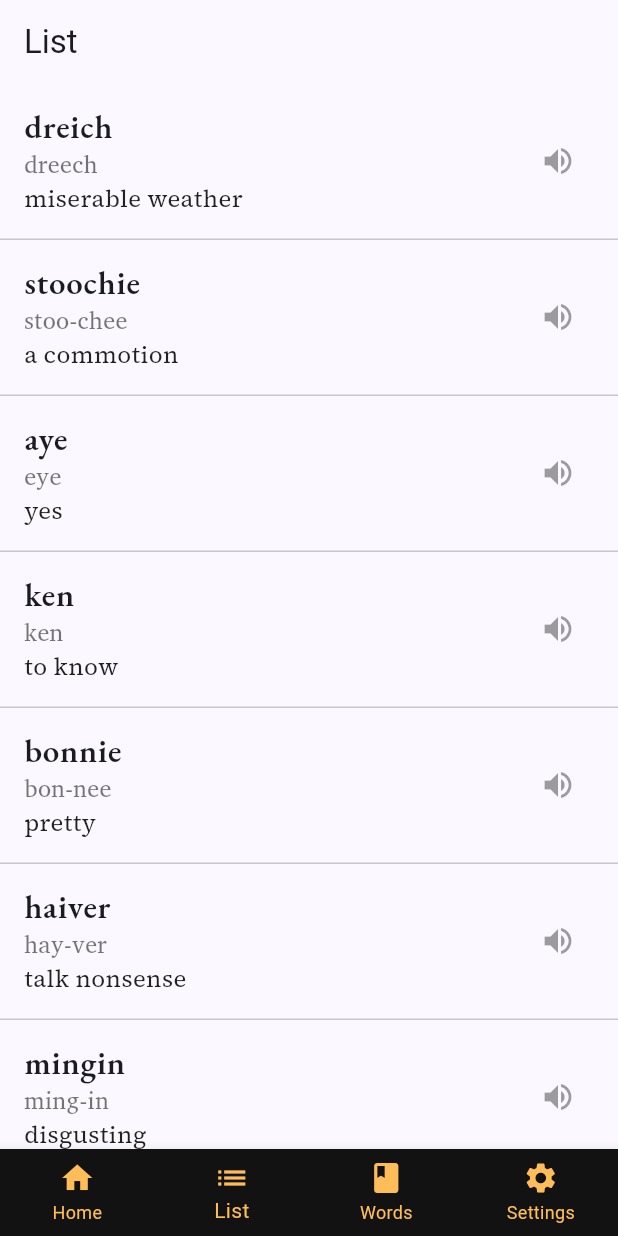
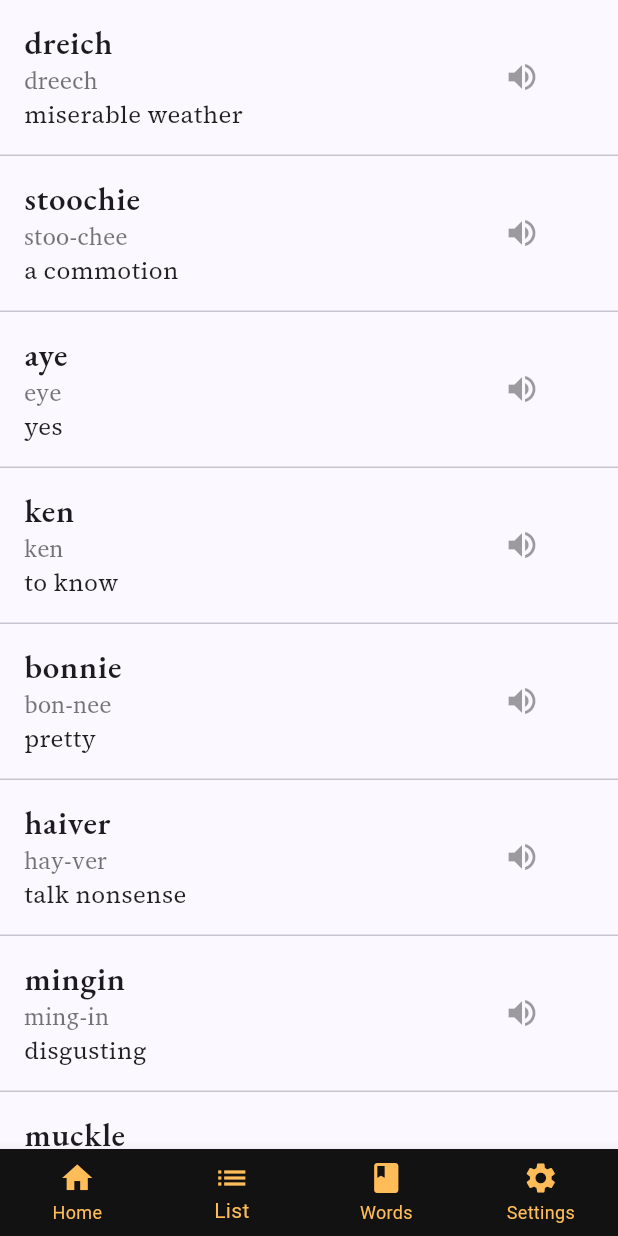
Before and after one commit to Spike-36/SomTam, a Flutter app: the screen it shows after launch, item 2 of the bottom bar chosen, after a tap on the "volume up" icon, on a phone screen of 412 x 824 dp. Run offline on Flutter 3.47's test engine with Material 3 defaults, Android fonts, the phone set to English and light mode, and no system bars; our stand-ins replace audioplayers, video_player; statements that could not run were skipped.

Commit message:
Update flashcard detail: divider + speaker alignment

```diff
--- /dev/null
+++ b/devtools_options.yaml
@@ -0,0 +1,3 @@
+description: This file stores settings for Dart & Flutter DevTools.
+documentation: https://docs.flutter.dev/tools/devtools/extensions#configure-extension-enablement-states
+extensions:
--- a/lib/data/card.dart
+++ b/lib/data/card.dart
@@ -77,13 +77,18 @@ class Flashcard {
       const ctxSuffix = '_Context';
       if (key.endsWith(ctxSuffix)) {
         final base = key.substring(0, key.length - ctxSuffix.length);
+
         if (I18n.labelToCode.containsKey(base)) {
           final code = I18n.labelToCode[base]!;
           cMap[code] = val;
         } else {
-          // allow ISO like "fr_Context"
-          final code = I18n.normalize(base);
-          if (code.isNotEmpty) cMap[code] = val;
+          // Accept ISO-like codes only, ignore unknown labels
+          final lower = base.toLowerCase();
+          final iso = lower.split(RegExp(r'[-_]')).first;
+          final looksIso = RegExp(r'^[a-z]{2}$').hasMatch(iso);
+          if (looksIso) {
+            cMap[iso] = val;
+          }
         }
         continue;
       }
@@ -92,11 +97,18 @@ class Flashcard {
       const infoSuffix = '_Info';
       if (key.endsWith(infoSuffix)) {
         final base = key.substring(0, key.length - infoSuffix.length);
-        // Accept either labels (English) or ISO codes (en)
-        String? code = I18n.labelToCode[base];
-        code ??= I18n.normalize(base); // handles e.g. "fr"
-        if (code.isNotEmpty) {
+
+        if (I18n.labelToCode.containsKey(base)) {
+          final code = I18n.labelToCode[base]!;
           iMap[code] = val;
+        } else {
+          // Accept ISO-like codes only, ignore unknown labels
+          final lower = base.toLowerCase();
+          final iso = lower.split(RegExp(r'[-_]')).first;
+          final looksIso = RegExp(r'^[a-z]{2}$').hasMatch(iso);
+          if (looksIso) {
+            iMap[iso] = val;
+          }
         }
         continue;
       }
@@ -129,7 +141,7 @@ class Flashcard {
     final sel = (map[code] ?? '').trim();
     if (sel.isNotEmpty) return sel;
 
-    // Try language region collapse (e.g., fr-FR -> fr) if not already a primary code
+    // Try language region collapse (e.g., fr-FR -> fr)
     if (code.contains('-') || code.contains('_')) {
       final base = code.split(RegExp(r'[-_]')).first;
       final baseVal = (map[base] ?? '').trim();
--- a/lib/services/audio_service.dart
+++ b/lib/services/audio_service.dart
@@ -1,38 +1,46 @@
-// lib/services/audio_service.dart
 import 'package:audioplayers/audioplayers.dart';
 
+/// Tiny wrapper for simple asset playback.
+/// - One player instance (new plays stop the previous one).
+/// - Plays bundled assets declared in pubspec.
+/// - No background, no playlists, no mic.
 class AudioService {
-  final AudioPlayer _player = AudioPlayer();
+  final AudioPlayer _player = AudioPlayer(playerId: 'braw3_main');
 
-  /// Play an audio asset by Flutter asset path.
-  /// Example: playAsset('assets/audio/context/Z004.stoochie.context.mp3')
-  Future<void> playAsset(String assetPath) async {
-    // Stop anything currently playing to avoid overlap
-    try {
-      await _player.stop();
-    } catch (_) {}
-
-    // Use AssetSource for bundled assets
-    await _player.play(AssetSource(_stripAssetsPrefix(assetPath)));
+  AudioService() {
+    _configureContext();
+    _player.setReleaseMode(ReleaseMode.stop);
   }
 
-  /// Optionally expose a stop method
-  Future<void> stop() => _player.stop();
-
-  /// Clean up the player (call from dispose)
-  Future<void> dispose() async {
-    try {
-      await _player.stop();
-    } catch (_) {}
-    await _player.release();
-    await _player.dispose();
+  Future<void> _configureContext() async {
+    // Make audio audible even if iPhone is on silent. No background playback.
+    await AudioPlayer.global.setAudioContext(const AudioContext(
+      iOS: AudioContextIOS(
+        category: AVAudioSessionCategory.playback,
+        options: [AVAudioSessionOptions.mixWithOthers],
+      ),
+      android: AudioContextAndroid(
+        contentType: AndroidContentType.sonification,
+        usageType: AndroidUsageType.media,
+        audioFocus: AndroidAudioFocus.gainTransientMayDuck,
+        isSpeakerphoneOn: false,
+        stayAwake: false,
+      ),
+    ));
   }
 
-  // audioplayers expects AssetSource('audio/foo.mp3') for assets/audio/foo.mp3
-  String _stripAssetsPrefix(String path) {
-    if (path.startsWith('assets/')) {
-      return path.substring('assets/'.length);
-    }
-    return path;
+  String _normalize(String assetPath) =>
+      assetPath.startsWith('assets/') ? assetPath.substring(7) : assetPath;
+
+  /// Plays a bundled asset. If something is already playing, it stops first.
+  Future<void> playAsset(String assetPath) async {
+    if (assetPath.isEmpty) return;
+    await _player.stop();
+    // audioplayers expects the path relative to the assets root, not starting with 'assets/'
+    await _player.play(AssetSource(_normalize(assetPath)));
   }
+
+  Future<void> stop() => _player.stop();
+  Future<void> setVolume(double v) => _player.setVolume(v.clamp(0.0, 1.0));
+  Future<void> dispose() => _player.dispose();
 }
--- a/lib/ui/deck_screen.dart
+++ b/lib/ui/deck_screen.dart
@@ -37,9 +37,7 @@ class _DeckScreenState extends State<DeckScreen> {
     }());
 
     return Scaffold(
-      appBar: AppBar(
-        title: Text(I18n.t('list', lang: lang)),
-      ),
+      // 👇 removed AppBar
       body: widget.cards.isEmpty
           ? Center(child: Text(I18n.t('loading', lang: lang)))
           : ListView.separated(
--- a/lib/ui/flashcard_tile.dart
+++ b/lib/ui/flashcard_tile.dart
@@ -71,19 +71,34 @@ class FlashcardTile extends StatelessWidget {
 
     return ListTile(
       contentPadding: const EdgeInsets.symmetric(horizontal: 16, vertical: 8),
-      title: Text(card.scottish, style: _headwordStyle, maxLines: 1, overflow: TextOverflow.ellipsis),
+      title: Text(
+        card.scottish,
+        style: _headwordStyle,
+        maxLines: 1,
+        overflow: TextOverflow.ellipsis,
+      ),
       subtitle: Column(
         crossAxisAlignment: CrossAxisAlignment.start,
         children: [
           if (hasPhonetic)
             Padding(
               padding: const EdgeInsets.only(top: 2),
-              child: Text(card.phonetic, style: _phoneticStyle, maxLines: 1, overflow: TextOverflow.ellipsis),
+              child: Text(
+                card.phonetic,
+                style: _phoneticStyle,
+                maxLines: 1,
+                overflow: TextOverflow.ellipsis,
+              ),
             ),
           if (hasMeaning)
             Padding(
               padding: const EdgeInsets.only(top: 4),
-              child: Text(localized, style: _meaningStyle, maxLines: 2, overflow: TextOverflow.ellipsis),
+              child: Text(
+                localized,
+                style: _meaningStyle,
+                maxLines: 2,
+                overflow: TextOverflow.ellipsis,
+              ),
             ),
           if (!hasMeaning)
             const Padding(
@@ -92,7 +107,9 @@ class FlashcardTile extends StatelessWidget {
             ),
         ],
       ),
-   trailing: IconButton(
+      trailing: Padding(
+        padding: const EdgeInsets.only(right: 24), // 👈 nudges speaker inward
+        child: IconButton(
           icon: const Icon(
             Icons.volume_up,
             color: Colors.black38, // faded, less "poppy"
@@ -100,7 +117,7 @@ class FlashcardTile extends StatelessWidget {
           tooltip: 'Play word',
           onPressed: () => _playWord(context),
         ),
-
+      ),
       onTap: () {
         if (onCardSelected != null) {
           onCardSelected!(index);
--- a/lib/ui/home_screen.dart
+++ b/lib/ui/home_screen.dart
@@ -9,7 +9,7 @@ class HomeScreen extends StatelessWidget {
   final VoidCallback onAudioTap;
 
   // 🔧 Gap values (adjust these numbers to move things around)
-  static const double topGap = 85;               // space from top → logo
+  static const double topGap = 65;               // space from top → logo
   static const double logoToSubtitleGap = 25;   // space from logo → subtitle
   static const double subtitleToButtonsGap = 170; // space from subtitle → buttons
   static const double betweenButtonsGap = 50;   // space between the two buttons
@@ -54,7 +54,7 @@ class HomeScreen extends StatelessWidget {
                 child: Text(
                   I18n.t("scotspeak", lang: languageCode),
                   style: const TextStyle(
-                    fontSize: 30,
+                    fontSize: 27,
                     letterSpacing: 1,
                     fontWeight: FontWeight.w600,
                     color: Color(0xFFFFBD59), // yellow
@@ -70,11 +70,33 @@ class HomeScreen extends StatelessWidget {
               // --- Buttons (centered & fixed width for consistency) ---
               Center(
                 child: ConstrainedBox(
-                  constraints: const BoxConstraints(maxWidth: 260),
+                  constraints: const BoxConstraints(maxWidth: 180),
                   child: Column(
                     mainAxisSize: MainAxisSize.min,
                     children: [
-                      // Language button
+                      // Audio button (moved above)
+                      SizedBox(
+                        width: double.infinity,
+                        child: OutlinedButton(
+                          style: OutlinedButton.styleFrom(
+                            side: const BorderSide(
+                                color: Color(0xFFFFBD59), width: 2),
+                            foregroundColor: const Color(0xFFFFBD59),
+                            padding: const EdgeInsets.symmetric(vertical: 14),
+                            textStyle: const TextStyle(
+                              fontSize: 20,
+                              fontFamily: 'SourceSerif4',
+                              fontWeight: FontWeight.w600,
+                            ),
+                          ),
+                          onPressed: onAudioTap,
+                          child: Text(I18n.t("audio", lang: languageCode)),
+                        ),
+                      ),
+
+                      SizedBox(height: betweenButtonsGap),
+
+                      // Language button (now below audio)
                       SizedBox(
                         width: double.infinity,
                         child: OutlinedButton(
@@ -93,28 +115,6 @@ class HomeScreen extends StatelessWidget {
                           child: Text(I18n.labelFor(languageCode)),
                         ),
                       ),
-
-                      SizedBox(height: betweenButtonsGap),
-
-                      // Audio button
-                      SizedBox(
-                        width: double.infinity,
-                        child: OutlinedButton(
-                          style: OutlinedButton.styleFrom(
-                            side: const BorderSide(
-                                color: Color(0xFFFFBD59), width: 2),
-                            foregroundColor: const Color(0xFFFFBD59),
-                            padding: const EdgeInsets.symmetric(vertical: 14),
-                            textStyle: const TextStyle(
-                              fontSize: 20,
-                              fontFamily: 'SourceSerif4',
-                              fontWeight: FontWeight.w600,
-                            ),
-                          ),
-                          onPressed: onAudioTap,
-                          child: Text(I18n.t("audio", lang: languageCode)),
-                        ),
-                      ),
                     ],
                   ),
                 ),
```
Also changed, not shown: lib/ui/flashcard_detail_screen.dart (+167 -130 lines), lib/ui/settings_screen.dart (+30 -47 lines), pubspec.yaml (+9 -3 lines), pubspec.lock, 6 other files. Lines whose indentation alone changed are shown as unchanged.
